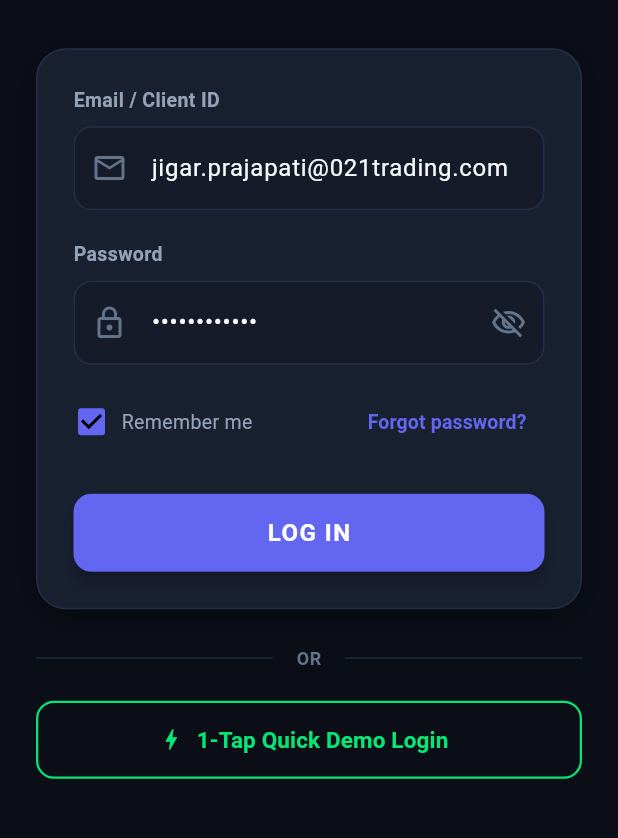
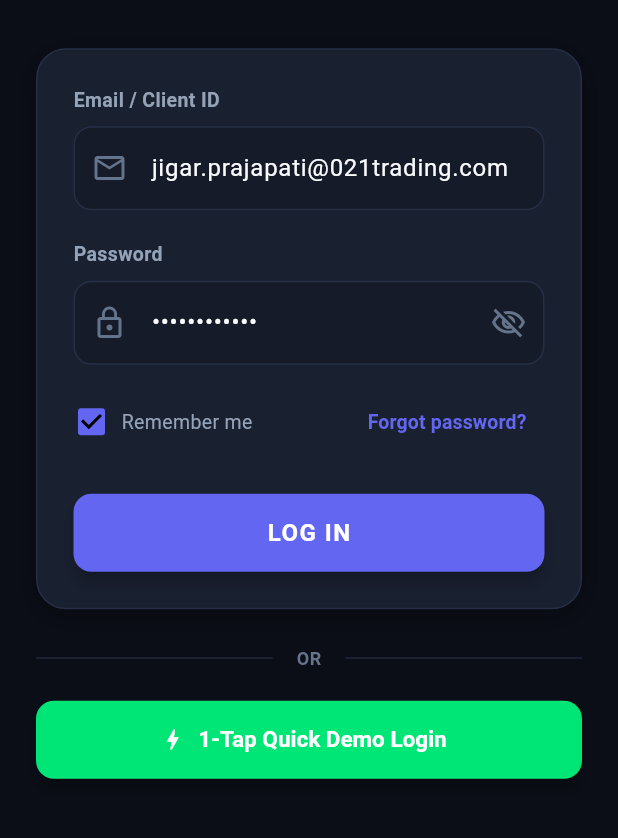
Before and after one commit to jigar-64/stock-trading-app, a Flutter app: the screen it shows after launch, on a phone screen of 412 x 824 dp, the part 344-1182 px from its top. Run offline on Flutter 3.47's test engine with Material 3 defaults, Android fonts, the phone set to English and light mode, and no system bars; our stand-ins replace flutter_riverpod, go_router, shared_preferences.

Commit message:
style: enforce crisp white text on all filled & action buttons
- Updated AppTheme elevatedButtonTheme, outlinedButtonTheme, and dialogTheme to force white text on colored buttons

- Updated LoginScreen primary and 1-Tap Quick Demo Login buttons to use filled green background with explicit white text

- Updated OrderTicketScreen, OrderConfirmationScreen, WatchlistScreen, and EmptyStateWidget buttons with white text

- Updated SortSelector segmented button style to use accentIndigo background and white text when selected

- Verified: flutter test ✓ (22/22 tests passing)

```diff
--- a/lib/features/auth/presentation/login_screen.dart
+++ b/lib/features/auth/presentation/login_screen.dart
@@ -297,6 +297,7 @@
                                   : const Text(
                                       'LOG IN',
                                       style: TextStyle(
+                                        color: Colors.white,
                                         fontSize: 16,
                                         fontWeight: FontWeight.bold,
                                         letterSpacing: 1.0,
@@ -334,25 +335,24 @@
                   SizedBox(
                     width: double.infinity,
                     height: 52,
-                    child: OutlinedButton.icon(
+                    child: ElevatedButton.icon(
                       onPressed: _isLoading ? null : _handleDemoLogin,
                       icon: const Icon(
                         Icons.bolt,
-                        color: AppColors.priceUp,
+                        color: Colors.white,
                       ),
                       label: const Text(
                         '1-Tap Quick Demo Login',
                         style: TextStyle(
-                          color: AppColors.priceUp,
+                          color: Colors.white,
                           fontSize: 15,
                           fontWeight: FontWeight.bold,
                         ),
                       ),
-                      style: OutlinedButton.styleFrom(
-                        side: const BorderSide(
-                          color: AppColors.priceUp,
-                          width: 1.5,
-                        ),
+                      style: ElevatedButton.styleFrom(
+                        backgroundColor: AppColors.priceUp,
+                        foregroundColor: Colors.white,
+                        elevation: 4,
                         shape: RoundedRectangleBorder(
                           borderRadius: BorderRadius.circular(12),
                         ),
--- a/lib/features/order/presentation/order_ticket_screen.dart
+++ b/lib/features/order/presentation/order_ticket_screen.dart
@@ -399,6 +399,7 @@
                   child: Text(
                     'Place ${isBuy ? 'BUY' : 'SELL'} Order',
                     style: const TextStyle(
+                      color: Colors.white,
                       fontSize: 16,
                       fontWeight: FontWeight.bold,
                     ),
--- a/lib/features/portfolio/presentation/widgets/sort_selector.dart
+++ b/lib/features/portfolio/presentation/widgets/sort_selector.dart
@@ -44,13 +44,13 @@
               visualDensity: VisualDensity.compact,
               backgroundColor: WidgetStateProperty.resolveWith<Color?>((states) {
                 if (states.contains(WidgetState.selected)) {
-                  return AppColors.accentBlue.withValues(alpha: 0.2);
+                  return AppColors.accentIndigo;
                 }
                 return AppColors.surfaceBackground;
               }),
               foregroundColor: WidgetStateProperty.resolveWith<Color?>((states) {
                 if (states.contains(WidgetState.selected)) {
-                  return AppColors.accentBlue;
+                  return Colors.white;
                 }
                 return AppColors.textSecondary;
               }),
--- a/lib/features/profile/presentation/profile_screen.dart
+++ b/lib/features/profile/presentation/profile_screen.dart
@@ -41,8 +41,12 @@
             onPressed: () => Navigator.of(context).pop(true),
             style: ElevatedButton.styleFrom(
               backgroundColor: AppColors.sellRed,
+              foregroundColor: Colors.white,
             ),
-            child: const Text('Reset Account'),
+            child: const Text(
+              'Reset Account',
+              style: TextStyle(color: Colors.white, fontWeight: FontWeight.bold),
+            ),
           ),
         ],
       ),
```
Also changed, not shown: lib/app/theme/app_theme.dart (+49 -0 lines), lib/core/widgets/empty_state_widget.dart (+13 -3 lines), lib/features/order/presentation/order_confirmation_screen.dart (+7 -3 lines), lib/features/watchlist/presentation/watchlist_screen.dart (+6 -3 lines).
